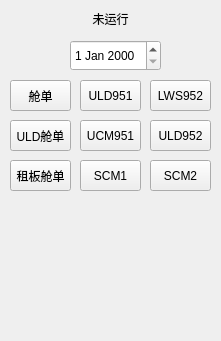
Qt form Interface/MS.ui (liuym5/MS) before a commit.
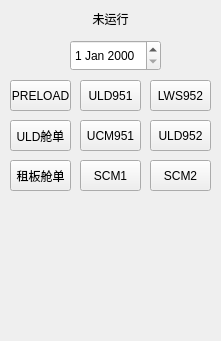
The same form after that commit.

Commit message: 2406250947PRELOAD功能完成

```diff
--- a/Interface/MS.ui
+++ b/Interface/MS.ui
@@ -168,7 +168,7 @@
     </rect>
    </property>
    <property name="text">
-    <string>舱单</string>
+    <string>PRELOAD</string>
    </property>
   </widget>
  </widget>
```
Left out of the diff: 2 changed lines with no effect on the pictures. The commit also changes 11 other files.
